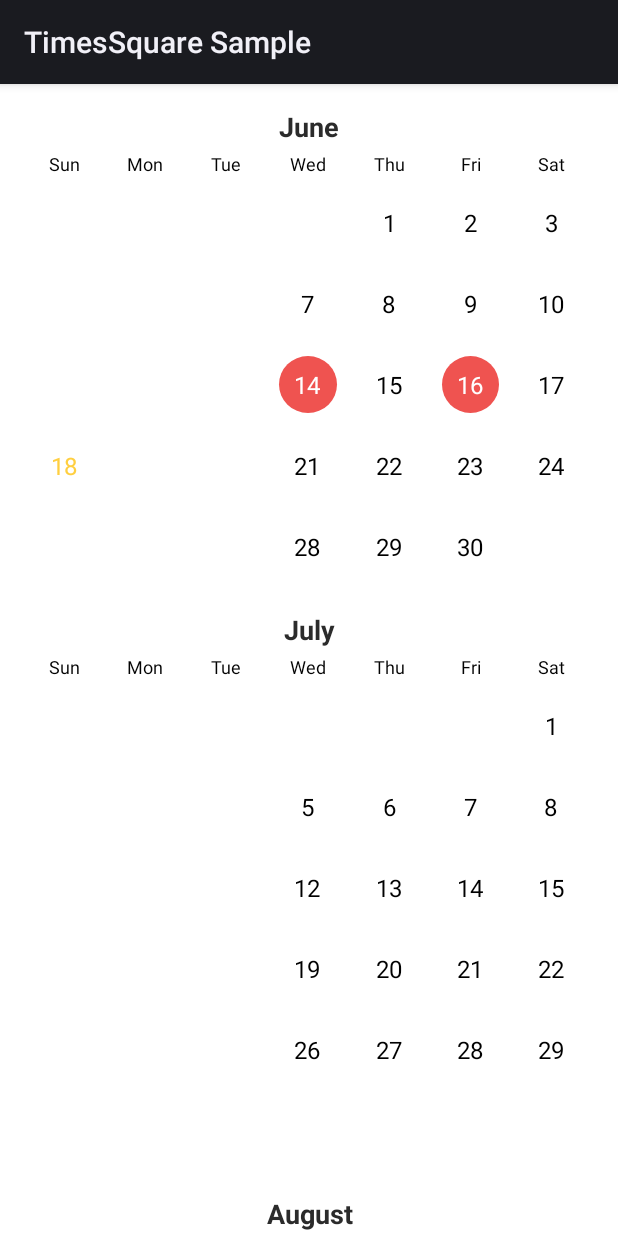
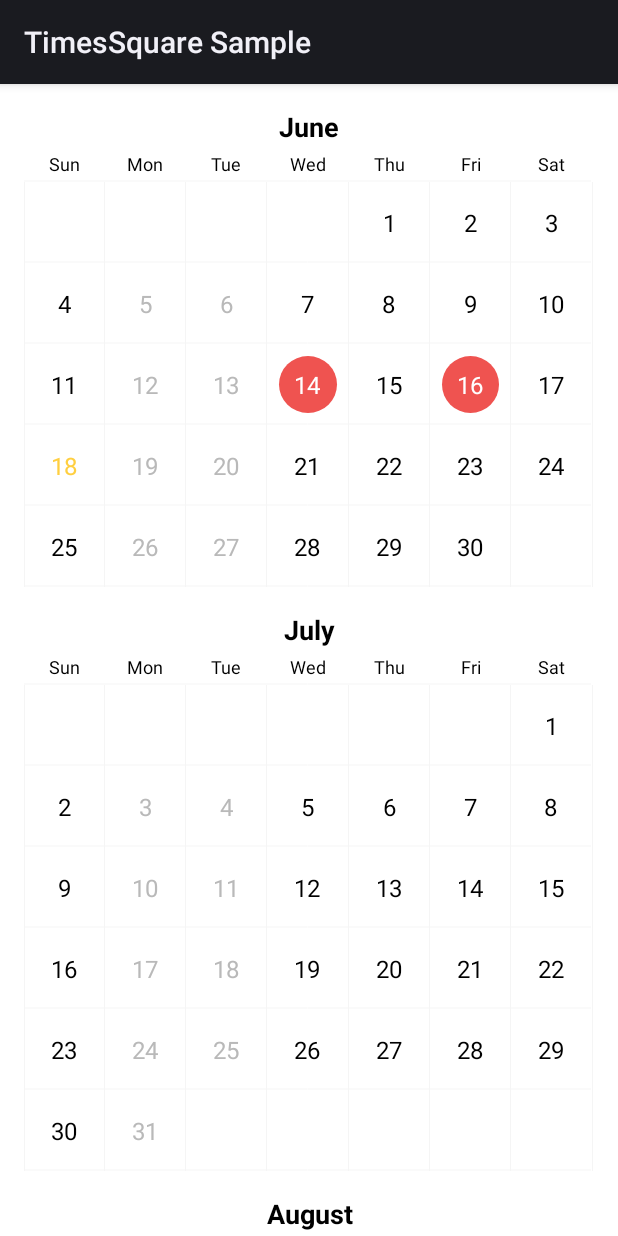
Before and after one commit to savvisingh/DateRangePickerLibrary, an Android app: the screen it shows after launch (SampleTimesSquareActivity), on a phone screen of 412 x 824 dp. Run offline under Robolectric (Android 15) with nearby library versions, the phone set to English and light mode, and no system bars.

Commit message:
Dates UnSelectable feature added

```diff
--- a/library/src/main/java/com/squareup/timessquare/CalendarPickerView.java
+++ b/library/src/main/java/com/squareup/timessquare/CalendarPickerView.java
@@ -360,7 +360,7 @@ public class CalendarPickerView extends ListView {
       }
       if (selectedDates != null) {
         for (Date date : selectedDates) {
-          selectDate(date);
+          //selectDate(date);
         }
       }
       scrollToSelectedDates();
--- a/library/src/main/java/com/squareup/timessquare/MonthCellDescriptor.java
+++ b/library/src/main/java/com/squareup/timessquare/MonthCellDescriptor.java
@@ -112,6 +112,8 @@ class MonthCellDescriptor {
         + isHighlighted
         + ", rangeState="
         + rangeState
-        + '}';
+        + "isDeactivated="
+        + isDeactivated
+            + '}';
   }
 }
--- a/library/src/main/java/com/squareup/timessquare/MonthView.java
+++ b/library/src/main/java/com/squareup/timessquare/MonthView.java
@@ -125,22 +125,24 @@ public class MonthView extends LinearLayout {
           }
           cellView.setEnabled(cell.isCurrentMonth());
           int dayOfWeek = c+1;
-//          if(deactivatedDates.contains(dayOfWeek))
-//            cellView.setClickable(false);
-//          else
+          if(deactivatedDates.contains(dayOfWeek))
+            cellView.setClickable(false);
+          else
             cellView.setClickable(!displayOnly);
 
 
             if(deactivatedDates.contains(dayOfWeek))
             {
-                cellView.setSelectable(false);
+                cellView.setSelectable(cell.isSelectable());
                 cellView.setSelected(false);
                 cellView.setCurrentMonth(cell.isCurrentMonth());
                 cellView.setToday(cell.isToday());
                 cellView.setRangeState(RangeState.NONE);
-                cellView.setHighlighted(false);
-                cellView.setRangeUnavailable(false);
-                cellView.setDeactivated(true);}
+                cellView.setHighlighted(cell.isHighlighted());
+                cellView.setRangeUnavailable(cell.isUnavailable());
+                cellView.setDeactivated(true);
+
+            }
             else
             {
 
@@ -155,8 +157,7 @@ public class MonthView extends LinearLayout {
             }
 
 
-
-
+            cell.toString();
 
           cellView.setTag(cell);
 
--- a/library/src/main/res/color/calendar_text_selector.xml
+++ b/library/src/main/res/color/calendar_text_selector.xml
@@ -8,6 +8,6 @@
   <item app:tsquare_state_current_month="false" android:color="@color/calendar_text_inactive"/>
   <item app:tsquare_state_highlighted="true" android:color="@color/calendar_text_highlighted" />
   <item app:tsquare_state_today="true" android:color="@color/calendar_active_month_bg"/>
-  <item app:tsquare_state_selectable="false" android:color="@color/calendar_text_unselectable" />
+  <item app:tsquare_state_selectable="false" android:color="@color/calendar_text_unselected" />
   <item android:color="@color/calendar_text_active"/>
 </selector>
--- a/library/src/main/res/drawable/calendar_bg_selector.xml
+++ b/library/src/main/res/drawable/calendar_bg_selector.xml
@@ -15,6 +15,5 @@
   </item>
   <item android:drawable="@android:color/transparent" app:tsquare_state_today="true" app:tsquare_state_unavailable="false" />
   <item android:drawable="@drawable/state_range_middle_unavailable" app:tsquare_state_unavailable="true"  />
-  <item app:tsquare_state_deactivated="true" android:drawable="@drawable/state_deactivated"/>
 
 </selector>
--- a/library/src/main/res/drawable/day_text_color.xml
+++ b/library/src/main/res/drawable/day_text_color.xml
@@ -8,7 +8,7 @@
     <item android:color="@color/dateTimeRangePickerStateNonSelectable" app:tsquare_state_highlighted = "true" />
   <item android:color="@color/dateTimeRangePickerStateNonSelectable" app:tsquare_state_unavailable = "true" app:tsquare_state_today="false"/>
   <item android:color="@color/dateTimeRangePickerStateNonSelectable" app:tsquare_state_unavailable = "true" app:tsquare_state_today="true" />
-  <item android:color="@color/dateTimeRangePickerStateDefault" app:tsquare_state_deactivated="true" />
+  <item android:color="@color/dateTimeRangePickerRangeTextColorInactive" app:tsquare_state_deactivated="true" app:tsquare_state_today="false" android:state_selected="false"/>
 
 
   <item android:color="@color/dateTimeRangePickerStateDefault" />
--- a/library/src/main/res/drawable/state_deactivated.xml
+++ b/library/src/main/res/drawable/state_deactivated.xml
@@ -1,8 +1,8 @@
 <?xml version="1.0" encoding="utf-8"?>
 <layer-list xmlns:android="http://schemas.android.com/apk/res/android">
     <item>
-        <shape android:shape="oval">
-            <solid android:color="@color/state_deactivated" />
+        <shape android:shape="rectangle">
+            <solid android:color="@color/dateTimeRangePickerRangeTextColorInactive" />
             <stroke android:width="16dp"
                 android:color="@android:color/transparent"/>
         </shape>
--- a/library/src/main/res/values/colors.xml
+++ b/library/src/main/res/values/colors.xml
@@ -10,7 +10,7 @@
   <color name="calendar_text_inactive">#ffffff</color>
   <color name="calendar_text_active">#212121</color>
   <color name="calendar_text_selected">#ffffff</color>
-  <color name="calendar_text_unselectable">#7ffefeff</color>
+  <color name="calendar_text_unselected">#7ffefeff</color>
   <color name="calendar_text_highlighted">#f5f5f5</color>
   <color name="colorAccent">#ffcf40</color>
   <color name="color_red">#ef5350</color>
--- a/sample/src/main/java/com/squareup/timessquare/sample/SampleTimesSquareActivity.java
+++ b/sample/src/main/java/com/squareup/timessquare/sample/SampleTimesSquareActivity.java
@@ -67,7 +67,6 @@ public class SampleTimesSquareActivity extends Activity {
       }
 
       ArrayList<Integer> list = new ArrayList<>();
-      list.add(1);
       list.add(2);
       list.add(3);
 
--- a/sample/src/main/res/layout/dialog_customized.xml
+++ b/sample/src/main/res/layout/dialog_customized.xml
@@ -9,10 +9,5 @@
         android:paddingBottom="16dp"
         android:scrollbarStyle="outsideOverlay"
         android:clipToPadding="false"
-        android:background="@color/custom_background"
-        app:tsquare_dayTextColor="@color/custom_calendar_text_selector"
-        app:tsquare_dividerColor="@color/transparent"
-        app:tsquare_titleTextColor="@color/custom_calendar_text_selector"
-        app:tsquare_headerTextColor="@color/custom_header_text"
 
         />
```
